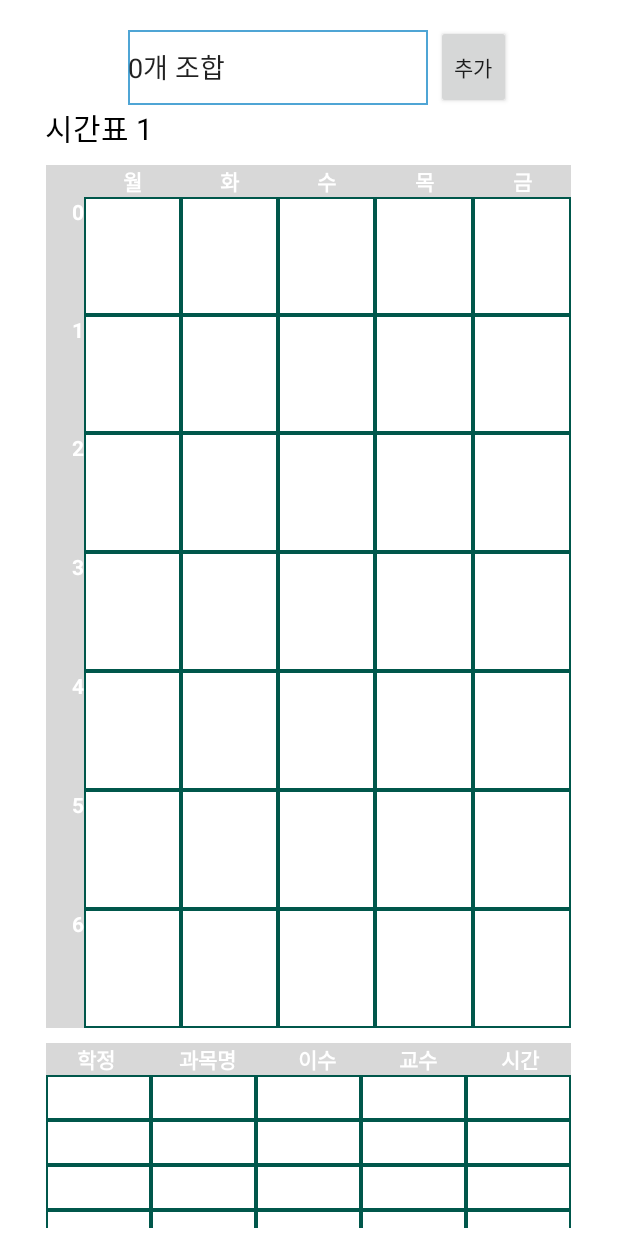
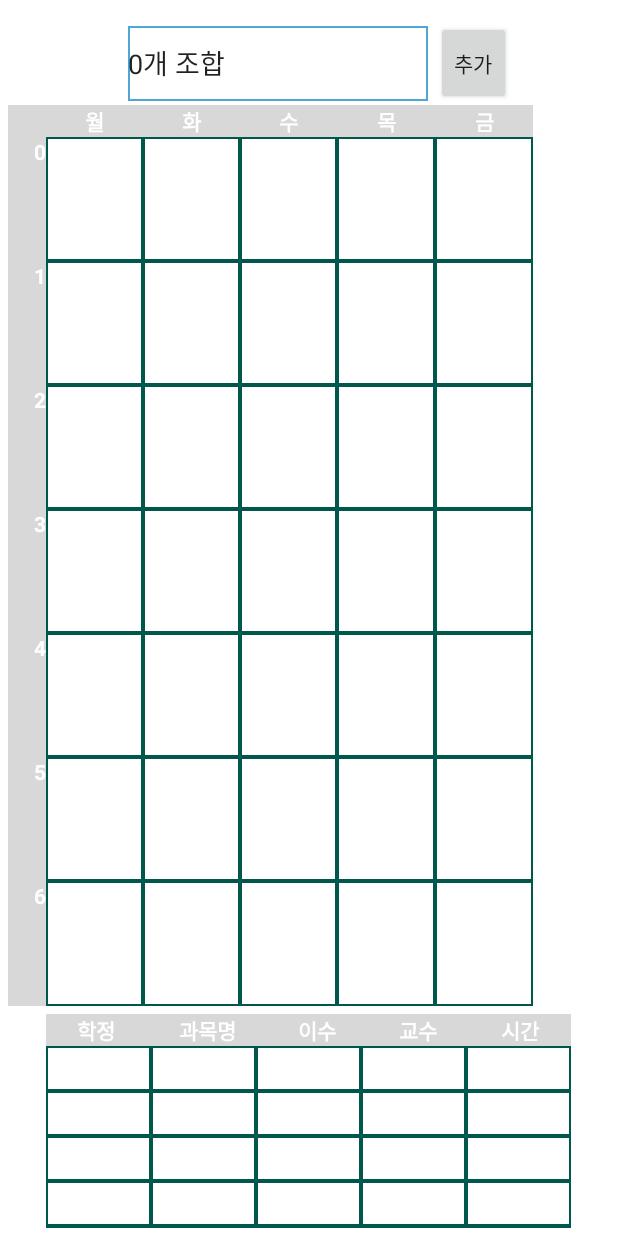
Before and after one commit to ljaeyun/TimeTable2, an Android app: the TimeTableActivity screen opened directly, with no data from a screen before it, on a phone screen of 412 x 824 dp. Run offline under Robolectric (Android 15) with nearby library versions, the light colour scheme and no system bars; 1 statement that could not run was skipped.

Commit message:
조합성공?

```diff
--- a/app/src/main/java/com/example/myapplication/TimeTableActivity.java
+++ b/app/src/main/java/com/example/myapplication/TimeTableActivity.java
@@ -65,6 +65,9 @@ public class TimeTableActivity extends AppCompatActivity {
         super.onCreate(savedInstanceState);
         setContentView(R.layout.activity_time_table);
 
+        viewPager = (ViewPager) findViewById(R.id.viewPager);
+        pagerAdpater = new TableViewPagerAdapter(this);
+        viewPager.setAdapter(pagerAdpater);
 
         text1 = (TextView) findViewById(R.id.inputSearch);
 
--- a/app/src/main/res/layout/activity_time_table.xml
+++ b/app/src/main/res/layout/activity_time_table.xml
@@ -27,7 +27,7 @@
 
             android:layout_gravity="center_vertical|center_horizontal"
             android:layout_marginLeft="85dp"
-            android:layout_marginTop="10dp"
+            android:layout_marginTop="7dp"
             android:background="@drawable/back"
             android:gravity="center_vertical"
             android:hint="과목 검색" />
@@ -38,7 +38,7 @@
             android:layout_height="56dp"
             android:layout_gravity="center_vertical|center_horizontal"
             android:layout_marginLeft="5dp"
-            android:layout_marginTop="10dp"
+            android:layout_marginTop="7dp"
             android:text="추가" />
 
     </LinearLayout>
@@ -55,7 +55,6 @@
         tools:ignore="MissingConstraints" />
 
 
-
     <LinearLayout
         android:id="@+id/linearLayout2"
         android:layout_width="fill_parent"
@@ -66,42 +65,59 @@
         app:layout_constraintStart_toStartOf="parent"
         app:layout_constraintTop_toTopOf="parent">
 
+
+        <LinearLayout
+            android:layout_width="match_parent"
+            android:layout_height="500dp"
+            android:orientation="vertical"
+            android:layout_weight="5"
+            android:layout_marginTop="10dp"
+            android:layout_marginBottom="5dp"
+            android:layout_marginRight="5dp"
+            android:layout_marginLeft="5dp"
+            >
+            <android.support.v4.view.ViewPager
+                android:layout_width="match_parent"
+                android:layout_height="match_parent"
+                app:layout_constraintBottom_toBottomOf="parent"
+                app:layout_constraintLeft_toLeftOf="parent"
+                app:layout_constraintRight_toRightOf="parent"
+                app:layout_constraintTop_toTopOf="parent"
+                android:id="@+id/viewPager"
+
+                />
+        </LinearLayout>
+
+        <!--
                <TextView
                         android:id="@+id/tableName"
                         android:layout_width="200dp"
                         android:layout_height="50dp"
                         android:layout_marginStart="20dp"
                         android:layout_marginLeft="20dp"
-
                         android:gravity="left|center_vertical"
                         android:paddingLeft="10dp"
-
                         android:text="시간표 1"
                         android:textColor="#000000"
                         android:textSize="20dp"
                         app:layout_constraintStart_toStartOf="parent"
                         app:layout_constraintTop_toTopOf="parent" />
-
                 <TableLayout
                     android:layout_width="350dp"
                     android:layout_height="0dip"
                     android:layout_gravity="center"
                     android:layout_marginBottom="10dp"
                     android:layout_weight="70"
-
                     >
-
                     <TableRow
                         android:layout_width="match_parent"
                         android:layout_height="match_parent"
                         android:background="@color/colorTableBack">
-
                         <TextView
                             android:layout_width="wrap_content"
                             android:layout_height="wrap_content"
                             android:layout_weight="1"
                             android:text="" />
-
                         <TextView
                             android:layout_width="wrap_content"
                             android:layout_height="wrap_content"
@@ -110,7 +126,6 @@
                             android:text="월"
                             android:textColor="#ffffff"
                             android:textStyle="bold" />
-
                         <TextView
                             android:layout_width="wrap_content"
                             android:layout_height="wrap_content"
@@ -119,7 +134,6 @@
                             android:text="화"
                             android:textColor="#ffffff"
                             android:textStyle="bold" />
-
                         <TextView
                             android:layout_width="wrap_content"
                             android:layout_height="wrap_content"
@@ -128,7 +142,6 @@
                             android:text="수"
                             android:textColor="#ffffff"
                             android:textStyle="bold" />
-
                         <TextView
                             android:layout_width="wrap_content"
                             android:layout_height="wrap_content"
@@ -137,7 +150,6 @@
                             android:text="목"
                             android:textColor="#ffffff"
                             android:textStyle="bold" />
-
                         <TextView
                             android:layout_width="wrap_content"
                             android:layout_height="wrap_content"
@@ -146,15 +158,12 @@
                             android:text="금"
                             android:textColor="#ffffff"
                             android:textStyle="bold" />
-
                     </TableRow>
-
                     <TableRow
                         android:layout_width="match_parent"
                         android:layout_height="match_parent"
                         android:layout_weight="1"
                         android:background="@color/colorPrimaryDark">
-
                         <TextView
                             android:layout_width="wrap_content"
                             android:layout_height="match_parent"
@@ -164,7 +173,6 @@
                             android:text="0"
                             android:textColor="#ffffff"
                             android:textStyle="bold" />
-
                         <TextView
                             android:id="@+id/monday0"
                             android:layout_width="wrap_content"
@@ -175,7 +183,6 @@
                             android:text="월"
                             android:textColor="#ffffff"
                             android:textStyle="bold" />
-
                         <TextView
                             android:id="@+id/tuesday0"
                             android:layout_width="wrap_content"
@@ -186,7 +193,6 @@
                             android:text="화"
                             android:textColor="#ffffff"
                             android:textStyle="bold" />
-
                         <TextView
                             android:id="@+id/wednesday0"
                             android:layout_width="wrap_content"
@@ -197,7 +203,6 @@
                             android:text="수"
                             android:textColor="#ffffff"
                             android:textStyle="bold" />
-
                         <TextView
                             android:id="@+id/thursday0"
                             android:layout_width="wrap_content"
@@ -208,7 +213,6 @@
                             android:text="목"
                             android:textColor="#ffffff"
                             android:textStyle="bold" />
-
                         <TextView
                             android:id="@+id/friday0"
                             android:layout_width="wrap_content"
@@ -219,15 +223,12 @@
                             android:text="금"
                             android:textColor="#ffffff"
                             android:textStyle="bold" />
-
                     </TableRow>
-
                     <TableRow
                         android:layout_width="match_parent"
                         android:layout_height="match_parent"
                         android:layout_weight="1"
                         android:background="@color/colorPrimaryDark">
-
                         <TextView
                             android:layout_width="wrap_content"
                             android:layout_height="match_parent"
@@ -237,7 +238,6 @@
                             android:text="1"
                             android:textColor="#ffffff"
                             android:textStyle="bold" />
-
                         <TextView
                             android:id="@+id/monday1"
                             android:layout_width="wrap_content"
@@ -248,7 +248,6 @@
                             android:text="월"
                             android:textColor="#ffffff"
                             android:textStyle="bold" />
-
                         <TextView
                             android:id="@+id/tuesday1"
                             android:layout_width="wrap_content"
@@ -259,7 +258,6 @@
                             android:text="화"
                             android:textColor="#ffffff"
                             android:textStyle="bold" />
-
                         <TextView
                             android:id="@+id/wednesday1"
                             android:layout_width="wrap_content"
@@ -270,7 +268,6 @@
                             android:text="수"
                             android:textColor="#ffffff"
                             android:textStyle="bold" />
-
                         <TextView
                             android:id="@+id/thursday1"
                             android:layout_width="wrap_content"
@@ -281,7 +278,6 @@
                             android:text="목"
                             android:textColor="#ffffff"
                             android:textStyle="bold" />
-
                         <TextView
                             android:id="@+id/friday1"
                             android:layout_width="wrap_content"
@@ -292,15 +288,12 @@
                             android:text="금"
                             android:textColor="#ffffff"
                             android:textStyle="bold" />
-
                     </TableRow>
-
                     <TableRow
                         android:layout_width="match_parent"
                         android:layout_height="match_parent"
                         android:layout_weight="1"
                         android:background="@color/colorPrimaryDark">
-
                         <TextView
                             android:layout_width="wrap_content"
                             android:layout_height="match_parent"
@@ -310,7 +303,6 @@
                             android:text="2"
                             android:textColor="#ffffff"
                             android:textStyle="bold" />
-
                         <TextView
                             android:id="@+id/monday2"
                             android:layout_width="wrap_content"
@@ -321,7 +313,6 @@
                             android:text="월"
                             android:textColor="#ffffff"
                             android:textStyle="bold" />
-
                         <TextView
                             android:id="@+id/tuesday2"
                             android:layout_width="wrap_content"
@@ -332,7 +323,6 @@
                             android:text="화"
                             android:textColor="#ffffff"
                             android:textStyle="bold" />
-
                         <TextView
                             android:id="@+id/wednesday2"
                             android:layout_width="wrap_content"
@@ -343,7 +333,6 @@
                             android:text="수"
                             android:textColor="#ffffff"
                             android:textStyle="bold" />
-
                         <TextView
                             android:id="@+id/thursday2"
                             android:layout_width="wrap_content"
@@ -354,7 +343,6 @@
                             android:text="목"
                             android:textColor="#ffffff"
                             android:textStyle="bold" />
-
                         <TextView
                             android:id="@+id/friday2"
                             android:layout_width="wrap_content"
@@ -365,15 +353,12 @@
                             android:text="금"
                             android:textColor="#ffffff"
                             android:textStyle="bold" />
-
                     </TableRow>
-
                     <TableRow
                         android:layout_width="match_parent"
                         android:layout_height="match_parent"
                         android:layout_weight="1"
                         android:background="@color/colorTableBack">
-
                         <TextView
                             android:layout_width="wrap_content"
                             android:layout_height="match_parent"
@@ -383,7 +368,6 @@
                             android:text="3"
                             android:textColor="#ffffff"
                             android:textStyle="bold" />
-
                         <TextView
                             android:id="@+id/monday3"
                             android:layout_width="wrap_content"
@@ -394,7 +378,6 @@
                             android:text="월"
                             android:textColor="#ffffff"
                             android:textStyle="bold" />
-
                         <TextView
                             android:id="@+id/tuesday3"
                             android:layout_width="wrap_content"
@@ -405,7 +388,6 @@
                             android:text="화"
                             android:textColor="#ffffff"
                             android:textStyle="bold" />
-
                         <TextView
                             android:id="@+id/wednesday3"
                             android:layout_width="wrap_content"
@@ -416,7 +398,6 @@
                             android:text="수"
                             android:textColor="#ffffff"
                             android:textStyle="bold" />
-
                         <TextView
                             android:id="@+id/thursday3"
                             android:layout_width="wrap_content"
@@ -427,7 +408,6 @@
                             android:text="목"
                             android:textColor="#ffffff"
                             android:textStyle="bold" />
-
                         <TextView
                             android:id="@+id/friday3"
                             android:layout_width="wrap_content"
@@ -438,16 +418,12 @@
                             android:text="금"
                             android:textColor="#ffffff"
                             android:textStyle="bold" />
-
                     </TableRow>
-
-
                     <TableRow
                         android:layout_width="match_parent"
                         android:layout_height="match_parent"
                         android:layout_weight="1"
                         android:background="@color/colorTableBack">
-
                         <TextView
                             android:layout_width="wrap_content"
                             android:layout_height="match_parent"
@@ -457,7 +433,6 @@
                             android:text="4"
                             android:textColor="#ffffff"
                             android:textStyle="bold" />
-
                         <TextView
                             android:id="@+id/monday4"
                             android:layout_width="wrap_content"
@@ -468,7 +443,6 @@
                             android:text="월"
                             android:textColor="#ffffff"
                             android:textStyle="bold" />
-
                         <TextView
                             android:id="@+id/tuesday4"
                             android:layout_width="wrap_content"
@@ -479,7 +453,6 @@
                             android:text="화"
                             android:textColor="#ffffff"
                             android:textStyle="bold" />
-
                         <TextView
                             android:id="@+id/wednesday4"
                             android:layout_width="wrap_content"
@@ -490,7 +463,6 @@
                             android:text="수"
                             android:textColor="#ffffff"
                             android:textStyle="bold" />
-
                         <TextView
                             android:id="@+id/thursday4"
                             android:layout_width="wrap_content"
@@ -501,7 +473,6 @@
                             android:text="목"
                             android:textColor="#ffffff"
                             android:textStyle="bold" />
-
                         <TextView
                             android:id="@+id/friday4"
                             android:layout_width="wrap_content"
@@ -512,15 +483,12 @@
                             android:text="금"
                             android:textColor="#ffffff"
                             android:textStyle="bold" />
-
                     </TableRow>
-
                     <TableRow
                         android:layout_width="match_parent"
                         android:layout_height="match_parent"
                         android:layout_weight="1"
                         android:background="@color/colorTableBack">
-
                         <TextView
                             android:layout_width="wrap_content"
                             android:layout_height="match_parent"
@@ -530,7 +498,6 @@
                             android:text="5"
                             android:textColor="#ffffff"
                             android:textStyle="bold" />
-
                         <TextView
                             android:id="@+id/monday5"
                             android:layout_width="wrap_content"
@@ -541,7 +508,6 @@
                             android:text="월"
                             android:textColor="#ffffff"
                             android:textStyle="bold" />
-
                         <TextView
                             android:id="@+id/tuesday5"
                             android:layout_width="wrap_content"
@@ -552,7 +518,6 @@
                             android:text="화"
                             android:textColor="#ffffff"
                             android:textStyle="bold" />
-
                         <TextView
                             android:id="@+id/wednesday5"
                             android:layout_width="wrap_content"
@@ -563,7 +528,6 @@
                             android:text="수"
                             android:textColor="#ffffff"
                             android:textStyle="bold" />
-
                         <TextView
                             android:id="@+id/thursday5"
                             android:layout_width="wrap_content"
@@ -574,7 +538,6 @@
                             android:text="목"
                             android:textColor="#ffffff"
                             android:textStyle="bold" />
-
                         <TextView
                             android:id="@+id/friday5"
                             android:layout_width="wrap_content"
@@ -585,15 +548,12 @@
                             android:text="금"
                             android:textColor="#ffffff"
                             android:textStyle="bold" />
-
                     </TableRow>
-
                     <TableRow
                         android:layout_width="match_parent"
                         android:layout_height="match_parent"
                         android:layout_weight="1"
                         android:background="@color/colorTableBack">
-
                         <TextView
                             android:layout_width="wrap_content"
                             android:layout_height="match_parent"
@@ -603,7 +563,6 @@
                             android:text="6"
                             android:textColor="#ffffff"
                             android:textStyle="bold" />
-
                         <TextView
                             android:id="@+id/monday6"
                             android:layout_width="wrap_content"
@@ -614,7 +573,6 @@
                             android:text="월"
                             android:textColor="#ffffff"
                             android:textStyle="bold" />
-
                         <TextView
                             android:id="@+id/tuesday6"
                             android:layout_width="wrap_content"
@@ -625,7 +583,6 @@
                             android:text="화"
                             android:textColor="#ffffff"
                             android:textStyle="bold" />
-
                         <TextView
                             android:id="@+id/wednesday6"
                             android:layout_width="wrap_content"
@@ -636,7 +593,6 @@
                             android:text="수"
                             android:textColor="#ffffff"
                             android:textStyle="bold" />
-
                         <TextView
                             android:id="@+id/thursday6"
                             android:layout_width="wrap_content"
@@ -647,7 +603,6 @@
                             android:text="목"
                             android:textColor="#ffffff"
                             android:textStyle="bold" />
-
                         <TextView
                             android:id="@+id/friday6"
                             android:layout_width="wrap_content"
@@ -658,12 +613,15 @@
                             android:text="금"
                             android:textColor="#ffffff"
                             android:textStyle="bold" />
-
                     </TableRow>
-
                 </TableLayout>
-
-
+        -->
+        <LinearLayout
+            android:layout_width="match_parent"
+            android:layout_height="wrap_content"
+            android:orientation="vertical"
+            android:layout_weight="3"
+            >
             <TableLayout
                 android:layout_width="350dp"
                 android:layout_height="0dip"
@@ -1073,7 +1031,7 @@
 
                 </ScrollView>
             </TableLayout>
-
+        </LinearLayout>
 
     </LinearLayout>
 
```
Lines whose indentation alone changed are shown as unchanged.
